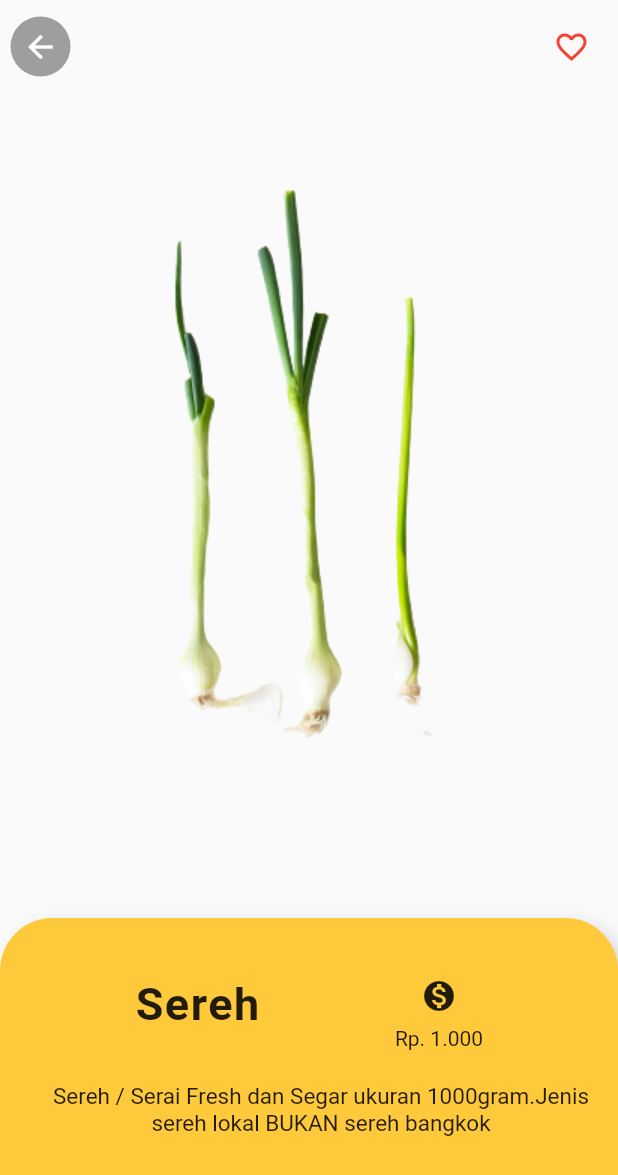
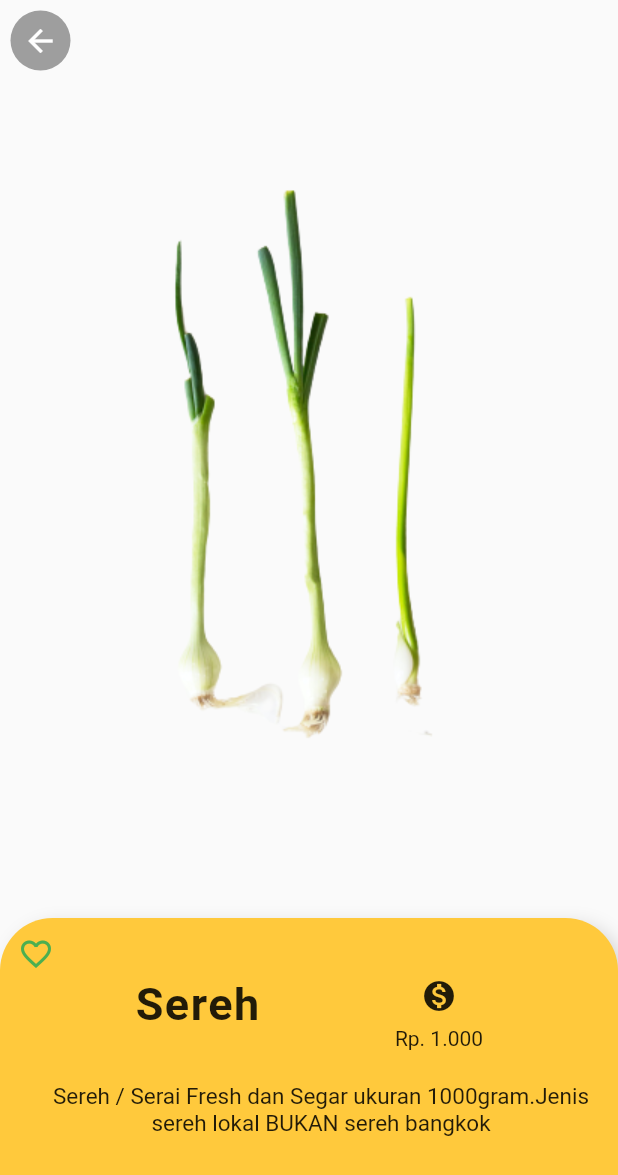
Before and after one commit to vgdef/pi_pasar, a Flutter app: the screen it shows after launch, after a tap on "Sereh", on a phone screen of 412 x 824 dp. Shown: the top 1175 px of the screen. Run offline on Flutter 3.47's test engine with Material 2 defaults, Android fonts, the phone set to English and light mode, and no system bars; Roboto replaces fonts that are missing (Oxygen, Staatliches).

Commit message:
fifth modify

```diff
--- a/lib/screen/detail/detail_screens.dart
+++ b/lib/screen/detail/detail_screens.dart
@@ -20,7 +20,10 @@ class DetailScreens extends StatelessWidget {
           children: <Widget>[
             Stack(
               children: <Widget>[
-                Image.asset(needs.imageAsset),
+                Image.asset(
+                  needs.imageAsset,
+                  fit: BoxFit.contain,
+                ),
                 SafeArea(
                   child: Padding(
                     padding: const EdgeInsets.all(7.0),
@@ -39,7 +42,6 @@ class DetailScreens extends StatelessWidget {
                             },
                           ),
                         ),
-                        FavoriteButton(),
                       ],
                     ),
                   ),
@@ -57,6 +59,7 @@ class DetailScreens extends StatelessWidget {
                       top: kDefaultPadding,
                       bottom: kDefaultPadding,
                     ),
+                    width: MediaQuery.of(context).size.width,
                     height: size.height * 0.8,
                     decoration: BoxDecoration(
                       color: kForthColor,
@@ -116,6 +119,7 @@ class DetailScreens extends StatelessWidget {
                       ),
                     ),
                   ),
+                  FavoriteButton(),
                 ],
               ),
             ),
@@ -138,8 +142,8 @@ class _FavoriteButtonState extends State<FavoriteButton> {
   Widget build(BuildContext context) {
     return IconButton(
       icon: Icon(
-        isFavorite ? Icons.favorite : Icons.favorite_border,
-        color: Colors.red,
+        isFavorite ? Icons.favorite : Icons.favorite_border_outlined,
+        color: Colors.green,
       ),
       onPressed: () {
         setState(() {
--- a/lib/screen/home/buah.dart
+++ b/lib/screen/home/buah.dart
@@ -15,35 +15,20 @@ class Buah extends StatelessWidget {
         }));
       },
       child: Padding(
-          padding: EdgeInsets.only(
-            left: kDefaultPadding,
-            right: kDefaultPadding / 2,
-            bottom: kDefaultPadding,
-          ),
+        padding: EdgeInsets.all(kDefaultPadding / 2),
         child: Container(
-            width: size.width * 0.55,
-            decoration: BoxDecoration(
-              color: Colors.white,
-              borderRadius: BorderRadius.circular(10),
-              boxShadow: [
-                BoxShadow(
-                  color: kTextColor.withOpacity(0.2),
-                  offset: Offset(5, 5),
-                  blurRadius: 10,
-                ),
-              ],
-            ),
-            child: Padding(
-              padding: EdgeInsets.all(kDefaultPadding / 2),
+          width: size.width * 0.3,
           child: Column(
-                crossAxisAlignment: CrossAxisAlignment.start,
             children: <Widget>[
               Expanded(
                 flex: 1,
-                    child: Image.asset(buahBuahann.imageAsset),
+                child: Image.asset(
+                  buahBuahann.imageAsset,
+                  fit: BoxFit.fitWidth,
+                ),
               ),
               Expanded(
-                    flex: 0,
+                flex: 2,
                 child: Padding(
                   padding: const EdgeInsets.all(8.0),
                   child: Column(
@@ -57,26 +42,11 @@ class Buah extends StatelessWidget {
                   ),
                 ),
               ),
-                  Expanded(
-                    flex: 0,
-                    child: Padding(
-                      padding: const EdgeInsets.all(8.0),
-                      child: Column(
-                        children: <Widget>[
-                          Text(
-                            buahBuahann.price,
-                            style: TextStyle(
-                                fontSize: 16.0, fontWeight: FontWeight.bold),
-                          ),
             ],
           ),
         ),
       ),
-                ],
-              ),
-            ),
-          ),
-        ));
+    );
   }
 
   @override
@@ -104,7 +74,8 @@ class Buah extends StatelessWidget {
             itemCount: buahBuahan.length,
             itemBuilder: (context, index) {
               return _buildNeeds(context, index);
-              }),
+            },
+          ),
         )
       ],
     );
--- a/lib/screen/home/home_screen.dart
+++ b/lib/screen/home/home_screen.dart
@@ -19,6 +19,18 @@ class HomeScreen extends StatelessWidget {
             size: 30,
           ),
         ),
+        actions: [
+          Padding(
+            padding: EdgeInsets.only(
+              right: kDefaultPadding,
+            ),
+            child: Icon(
+              Icons.shopping_bag_outlined,
+              color: kTextColor,
+              size: 30,
+            ),
+          ),
+        ],
       ),
       body: SingleChildScrollView(
         child: Column(
--- a/lib/screen/home/sayuran.dart
+++ b/lib/screen/home/sayuran.dart
@@ -21,7 +21,7 @@ class Sayuran extends StatelessWidget {
             bottom: kDefaultPadding,
           ),
           child: Container(
-            width: size.width * 0.55,
+            width: size.width * 0.50,
             decoration: BoxDecoration(
               color: Colors.white,
               borderRadius: BorderRadius.circular(10),
```
Lines whose indentation alone changed are shown as unchanged.
